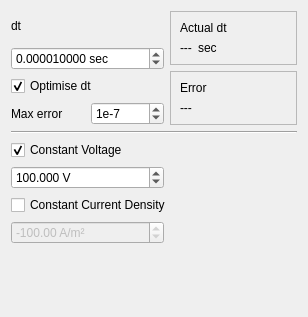
This is src/inputparameters.ui in hobrasoft/simul6 as Qt 5 draws it before an edit. The edited form follows.
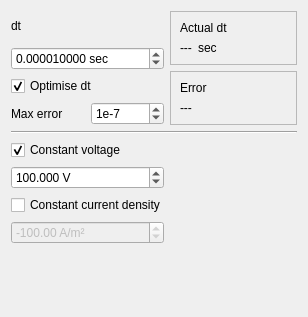
This is the edited form.

Commit message: Swap button is now able to show/hide

Patch:
```diff
--- a/src/inputparameters.ui
+++ b/src/inputparameters.ui
@@ -163,7 +163,7 @@
    <item row="2" column="0">
     <widget class="QCheckBox" name="f_constant_voltage">
      <property name="text">
-      <string>Constant Voltage</string>
+      <string>Constant voltage</string>
      </property>
      <property name="checked">
       <bool>true</bool>
@@ -198,7 +198,7 @@
       <bool>true</bool>
      </property>
      <property name="text">
-      <string>Constant Current Density</string>
+      <string>Constant current density</string>
      </property>
     </widget>
    </item>
```
The commit also changes 7 other files.
